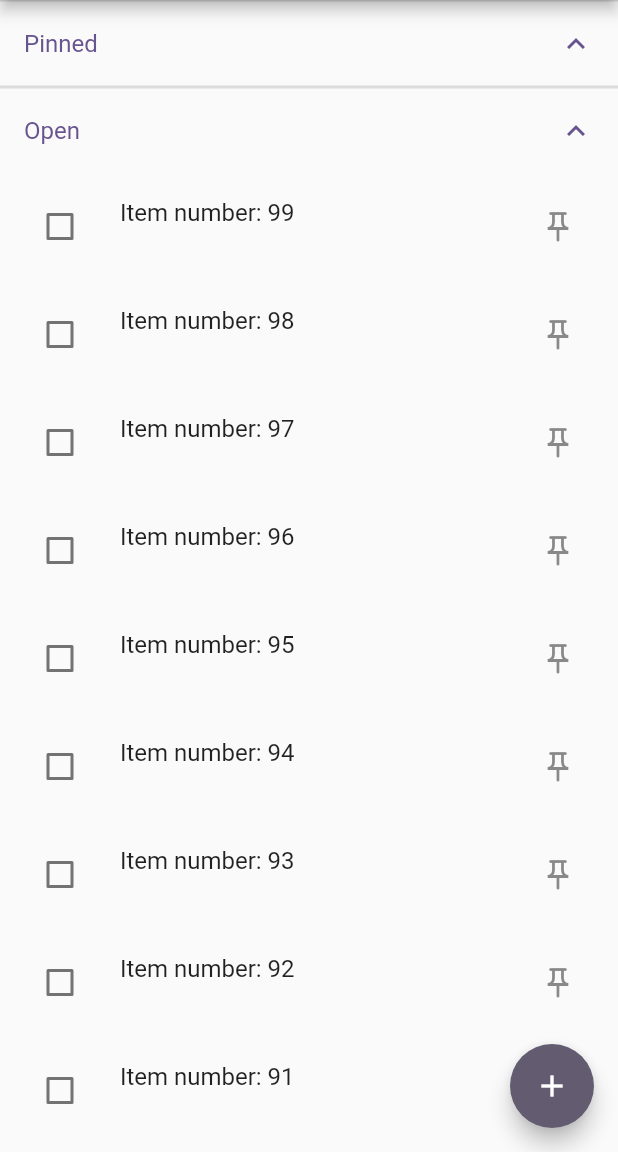
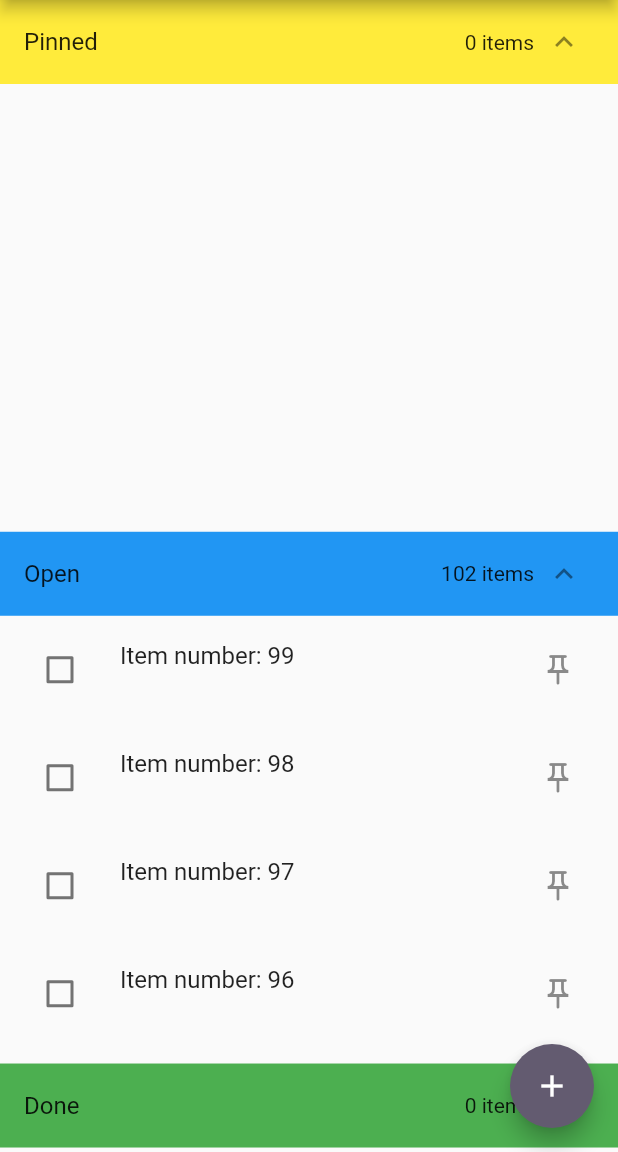
Before and after one commit to dartspls/Flutter_TodoList, a Flutter app: the screen it shows after launch, on a phone screen of 412 x 824 dp, the part 84-1236 px from its top. Run offline on Flutter 3.47's test engine with Material 3 defaults, Android fonts, the phone set to English and light mode, and no system bars.

Commit message:
Changed main view for improved perf

```diff
--- /dev/null
+++ b/devtools_options.yaml
@@ -0,0 +1 @@
+extensions:
--- a/lib/main.dart
+++ b/lib/main.dart
@@ -1,5 +1,6 @@
 import 'package:flutter/material.dart';
 import 'package:provider/provider.dart';
+import 'package:todo/src/widgets/todo_item_column.dart';
 import 'package:todo/src/widgets/todo_item_input_widget.dart';
 import 'package:todo/src/widgets/todo_item_list_widget.dart';
 import 'package:todo/src/state/todo_state.dart';
@@ -35,7 +36,8 @@ class TodoHome extends StatelessWidget {
       appBar: AppBar(
         title: Text(title),
       ),
-      body: const TodoItemList(),
+      // body: const TodoItemList(),
+      body: const TodoItemCol(),
       floatingActionButton: FloatingActionButton(
         child: const Icon(Icons.add),
         onPressed: () {
--- a/lib/src/state/todo_state.dart
+++ b/lib/src/state/todo_state.dart
@@ -6,6 +6,9 @@ class TodoState with ChangeNotifier {
     _init();
   }
   Map<String, TodoItem> items = {};
+  bool _pinnedExp = true;
+  bool _openExp = true;
+  bool _doneExp = false;
 
   void _init() async {
     final item1 = TodoItem(title: 'Testing 1', description: 'The first item');
@@ -37,6 +40,25 @@ class TodoState with ChangeNotifier {
       .where((element) => !element.isDone && element.pinned)
       .toList()
     ..sort((a, b) => b.modified.compareTo(a.modified));
+
+  bool get pinnedExp => _pinnedExp;
+  bool get openExp => _openExp;
+  bool get doneExp => _doneExp;
+
+  void togglePinnedExp() {
+    _pinnedExp = !_pinnedExp;
+    notifyListeners();
+  }
+
+  void toggleOpenExp() {
+    _openExp = !_openExp;
+    notifyListeners();
+  }
+
+  void toggleDoneExp() {
+    _doneExp = !_doneExp;
+    notifyListeners();
+  }
 
   void createItem({required String title, String? description}) {
     TodoItem item = TodoItem(title: title, description: description);
--- /dev/null
+++ b/lib/src/widgets/todo_item_column.dart
@@ -0,0 +1,102 @@
+import 'package:flutter/material.dart';
+import 'package:provider/provider.dart';
+import 'package:todo/src/state/todo_state.dart';
+import 'package:todo/src/widgets/todo_item_widget.dart';
+
+class TodoItemCol extends StatelessWidget {
+  const TodoItemCol({super.key});
+
+  @override
+  Widget build(BuildContext context) {
+    final state = Provider.of<TodoState>(context);
+    return Column(
+      children: [
+        ListTile(
+          tileColor: Colors.yellow,
+          trailing: Row(
+            mainAxisSize: MainAxisSize.min,
+            children: [
+              Text('${state.pinnedItems.length} items'),
+              Padding(
+                padding: const EdgeInsets.all(8.0),
+                child: Icon(
+                    state.pinnedExp ? Icons.expand_less : Icons.expand_more),
+              ),
+            ],
+          ),
+          title: const Text('Pinned'),
+          onTap: () => state.togglePinnedExp(),
+        ),
+        Expanded(
+          flex: state.pinnedExp ? 100 : 1,
+          child: ListView.builder(
+            itemBuilder: (context, index) {
+              return TodoTile(
+                itemID: state.pinnedItems[index].id,
+              );
+            },
+            itemCount: state.pinnedExp ? state.pinnedItems.length : 0,
+          ),
+        ),
+        ListTile(
+          tileColor: Colors.blue,
+          trailing: Row(
+            mainAxisSize: MainAxisSize.min,
+            children: [
+              Text('${state.openItems.length} items'),
+              Padding(
+                padding: const EdgeInsets.all(8.0),
+                child:
+                    Icon(state.openExp ? Icons.expand_less : Icons.expand_more),
+              ),
+            ],
+          ),
+          title: const Text('Open'),
+          onTap: () => state.toggleOpenExp(),
+        ),
+        Expanded(
+          flex: state.openExp ? 100 : 1,
+          child: ListView.builder(
+            itemBuilder: (context, index) {
+              return TodoTile(
+                itemID: state.openItems[index].id,
+              );
+            },
+            itemCount: state.openExp ? state.openItems.length : 0,
+          ),
+        ),
+        ListTile(
+          tileColor: Colors.green,
+          trailing: Row(
+            mainAxisSize: MainAxisSize.min,
+            children: [
+              Text('${state.doneItems.length} items'),
+              Padding(
+                padding: const EdgeInsets.all(8.0),
+                child:
+                    Icon(state.doneExp ? Icons.expand_less : Icons.expand_more),
+              ),
+            ],
+          ),
+          title: const Text('Done'),
+          onTap: () => state.toggleDoneExp(),
+        ),
+        Expanded(
+          flex: (!state.pinnedExp && !state.openExp && !state.doneExp)
+              ? 100
+              : state.doneExp
+                  ? 100
+                  : 1,
+          child: ListView.builder(
+            itemBuilder: (context, index) {
+              return TodoTile(
+                itemID: state.doneItems[index].id,
+              );
+            },
+            itemCount: state.doneExp ? state.doneItems.length : 0,
+          ),
+        ),
+      ],
+    );
+  }
+}
```
